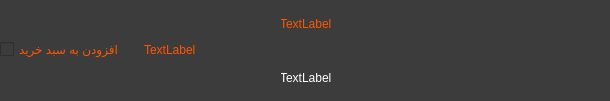
Qt form FOOD/restaurantMenuItemWidget.ui (pooratho/FOOD) before a commit.
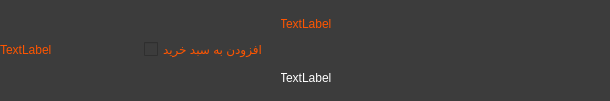
The same form after that commit.

Commit message: menu list fixed and shopping cart button connected

```diff
--- a/FOOD/restaurantMenuItemWidget.ui
+++ b/FOOD/restaurantMenuItemWidget.ui
@@ -64,16 +64,6 @@
     </rect>
    </property>
    <layout class="QHBoxLayout" name="horizontalLayout">
-    <item>
-     <widget class="QCheckBox" name="checkBox">
-      <property name="styleSheet">
-       <string notr="true">font: 12pt &quot;B Farnaz&quot;;</string>
-      </property>
-      <property name="text">
-       <string>افزودن به سبد خرید</string>
-      </property>
-     </widget>
-    </item>
     <item>
      <widget class="QLabel" name="price">
       <property name="layoutDirection">
@@ -87,6 +77,16 @@
       </property>
      </widget>
     </item>
+    <item>
+     <widget class="QCheckBox" name="checkBox">
+      <property name="styleSheet">
+       <string notr="true">font: 12pt &quot;B Farnaz&quot;;</string>
+      </property>
+      <property name="text">
+       <string>افزودن به سبد خرید</string>
+      </property>
+     </widget>
+    </item>
    </layout>
   </widget>
  </widget>
```
The commit also changes 6 other files.
